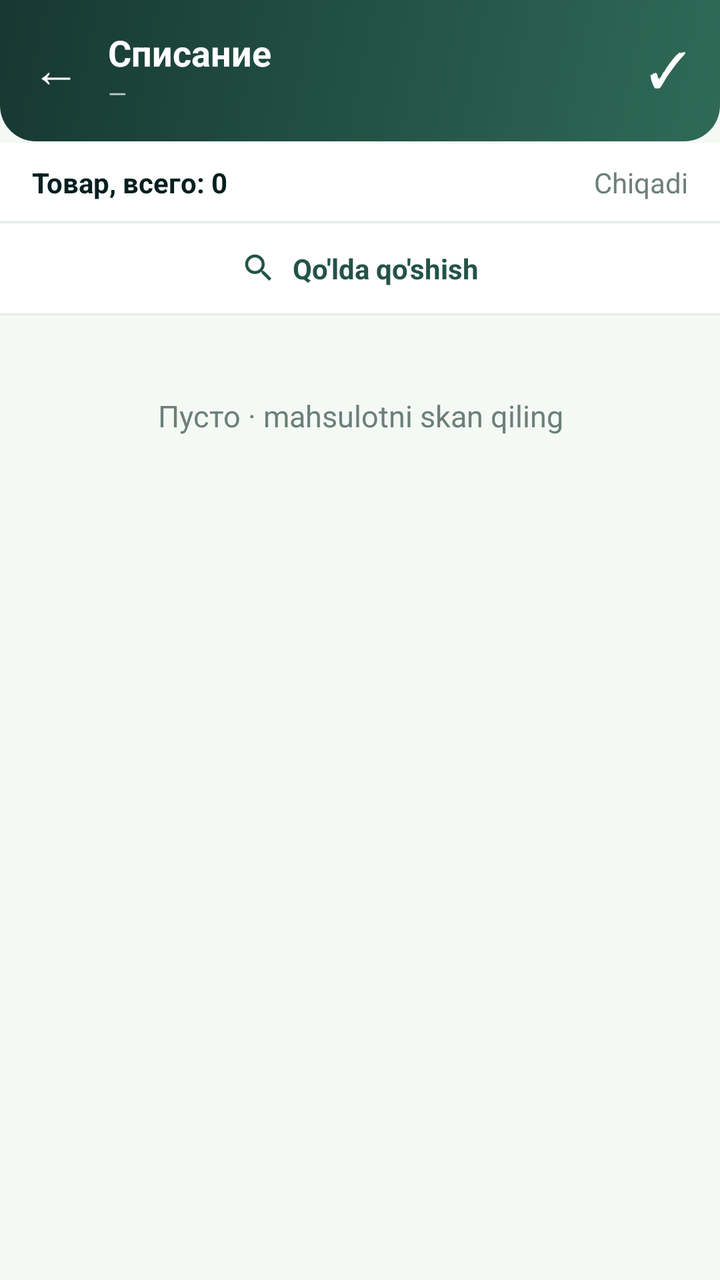
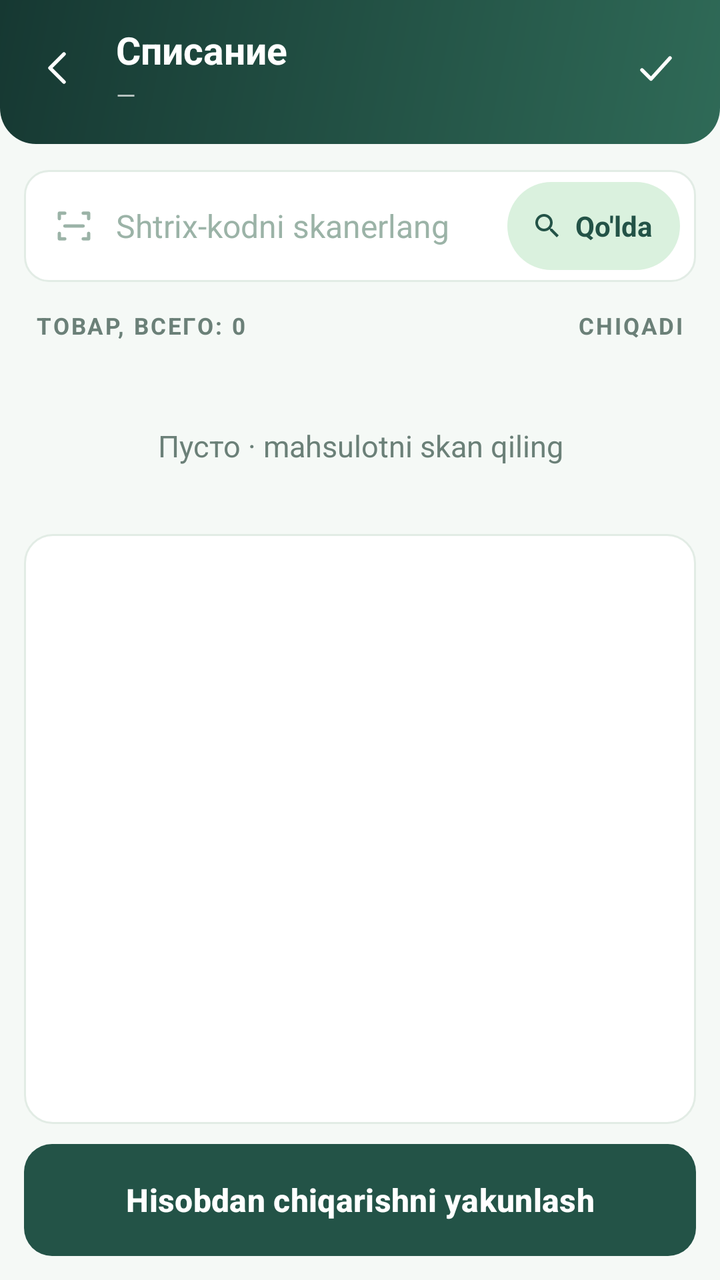

Two renders of the same Android screen: before a commit and after it. Below are the layout's source before the change and the commit's diff.
<!-- AndroidManifest.xml: application theme Theme.SevimliTZD -->
<!-- res/layout/activity_writeoff.xml -->
<?xml version="1.0" encoding="utf-8"?>
<LinearLayout xmlns:android="http://schemas.android.com/apk/res/android"
    xmlns:app="http://schemas.android.com/apk/res-auto"
    android:layout_width="match_parent"
    android:layout_height="match_parent"
    android:orientation="vertical"
    android:background="@color/bg_light">

    <LinearLayout
        android:layout_width="match_parent"
        android:layout_height="wrap_content"
        android:orientation="horizontal"
        android:gravity="center_vertical"
        android:background="@drawable/bg_header"
        android:paddingStart="16dp"
        android:paddingEnd="16dp"
        android:paddingTop="14dp"
        android:paddingBottom="16dp">

        <TextView
            android:id="@+id/btnBack"
            android:layout_width="wrap_content"
            android:layout_height="wrap_content"
            android:text="←"
            android:textColor="@color/white"
            android:textSize="24sp"
            android:paddingEnd="14dp" />

        <LinearLayout
            android:layout_width="0dp"
            android:layout_height="wrap_content"
            android:layout_weight="1"
            android:orientation="vertical">

            <TextView
                android:layout_width="wrap_content"
                android:layout_height="wrap_content"
                android:text="Списание"
                android:textColor="@color/white"
                android:textSize="18sp"
                android:textStyle="bold" />

            <TextView
                android:id="@+id/headerStore"
                android:layout_width="wrap_content"
                android:layout_height="wrap_content"
                android:text="—"
                android:textColor="@color/white70"
                android:textSize="12sp" />
        </LinearLayout>

        <TextView
            android:id="@+id/btnFinish"
            android:layout_width="wrap_content"
            android:layout_height="wrap_content"
            android:text="✓"
            android:textColor="@color/white"
            android:textSize="24sp" />
    </LinearLayout>

    <EditText
        android:id="@+id/scanInput"
        android:layout_width="1dp"
        android:layout_height="1dp"
        android:inputType="text"
        android:imeOptions="actionDone"
        android:background="@null"
        android:importantForAutofill="no" />

    <LinearLayout
        android:layout_width="match_parent"
        android:layout_height="wrap_content"
        android:orientation="horizontal"
        android:background="@color/white"
        android:paddingStart="16dp"
        android:paddingEnd="16dp"
        android:paddingTop="10dp"
        android:paddingBottom="10dp">

        <TextView
            android:id="@+id/totalCount"
            android:layout_width="0dp"
            android:layout_height="wrap_content"
            android:layout_weight="1"
            android:text="Товар, всего: 0"
            android:textColor="@color/text_dark"
            android:textSize="14sp"
            android:textStyle="bold" />

        <TextView
            android:layout_width="wrap_content"
            android:layout_height="wrap_content"
            android:text="Chiqadi"
            android:textColor="@color/text_gray"
            android:textSize="14sp" />
    </LinearLayout>

    <View
        android:layout_width="match_parent"
        android:layout_height="1dp"
        android:background="@color/card_stroke" />

    <LinearLayout
        android:id="@+id/btnManualAdd"
        android:layout_width="match_parent"
        android:layout_height="wrap_content"
        android:orientation="horizontal"
        android:gravity="center"
        android:background="@drawable/bg_row_white_ripple"
        android:clickable="true"
        android:focusable="true"
        android:paddingTop="13dp"
        android:paddingBottom="13dp">

        <ImageView
            android:layout_width="18dp"
            android:layout_height="18dp"
            android:src="@drawable/ic_search"
            app:tint="@color/brand" />

        <TextView
            android:layout_width="wrap_content"
            android:layout_height="wrap_content"
            android:layout_marginStart="8dp"
            android:text="Qo'lda qo'shish"
            android:textColor="@color/brand"
            android:textSize="14sp"
            android:textStyle="bold" />
    </LinearLayout>

    <View
        android:layout_width="match_parent"
        android:layout_height="1dp"
        android:background="@color/card_stroke" />

    <TextView
        android:id="@+id/emptyHint"
        android:layout_width="match_parent"
        android:layout_height="wrap_content"
        android:gravity="center"
        android:padding="40dp"
        android:text="Пусто · mahsulotni skan qiling"
        android:textColor="@color/text_gray"
        android:textSize="15sp" />

    
    <androidx.recyclerview.widget.RecyclerView
        android:id="@+id/list"
        android:layout_width="match_parent"
        android:layout_height="0dp"
        android:layout_weight="1"
        android:overScrollMode="never"
        android:scrollbars="vertical" />

    <ProgressBar
        android:id="@+id/loading"
        android:layout_width="30dp"
        android:layout_height="30dp"
        android:layout_gravity="center_horizontal"
        android:layout_margin="12dp"
        android:indeterminateTint="@color/brand"
        android:visibility="gone" />
</LinearLayout>
<!-- resources referenced by this layout -->
<resources>
  <!-- drawable bg_row_white_ripple (drawable) -->
  <ripple xmlns:android="http://schemas.android.com/apk/res/android" android:color="#22820000">
      <item android:drawable="@color/white" />
  </ripple>
  <!-- unchanged entries left out for length: 16 -->
</resources>

<!-- the commit's change to res/layout/activity_writeoff.xml (unified diff, before → after) -->
@@ -12,50 +12,48 @@
         android:orientation="horizontal"
         android:gravity="center_vertical"
         android:background="@drawable/bg_header"
-        android:paddingStart="16dp"
-        android:paddingEnd="16dp"
-        android:paddingTop="14dp"
-        android:paddingBottom="16dp">
+        android:paddingStart="6dp"
+        android:paddingEnd="8dp"
+        android:paddingTop="10dp"
+        android:paddingBottom="14dp">
 
-        <TextView
+        <ImageView
             android:id="@+id/btnBack"
-            android:layout_width="wrap_content"
-            android:layout_height="wrap_content"
-            android:text="←"
-            android:textColor="@color/white"
-            android:textSize="24sp"
-            android:paddingEnd="14dp" />
+            android:layout_width="48dp"
+            android:layout_height="48dp"
+            android:padding="12dp"
+            android:src="@drawable/j_ic_back"
+            app:tint="@color/white"
+            android:background="?attr/selectableItemBackgroundBorderless"
+            android:contentDescription="Orqaga" />
 
         <LinearLayout
             android:layout_width="0dp"
             android:layout_height="wrap_content"
             android:layout_weight="1"
+            android:layout_marginStart="4dp"
             android:orientation="vertical">
 
             <TextView
-                android:layout_width="wrap_content"
-                android:layout_height="wrap_content"
-                android:text="Списание"
-                android:textColor="@color/white"
-                android:textSize="18sp"
-                android:textStyle="bold" />
+                style="@style/J.HeadTitle"
+                android:text="Списание" />
 
             <TextView
                 android:id="@+id/headerStore"
-                android:layout_width="wrap_content"
-                android:layout_height="wrap_content"
-                android:text="—"
-                android:textColor="@color/white70"
-                android:textSize="12sp" />
+                style="@style/J.HeadSub"
+                android:layout_marginTop="1dp"
+                android:text="—" />
         </LinearLayout>
 
-        <TextView
+        <ImageView
             android:id="@+id/btnFinish"
-            android:layout_width="wrap_content"
-            android:layout_height="wrap_content"
-            android:text="✓"
-            android:textColor="@color/white"
-            android:textSize="24sp" />
+            android:layout_width="48dp"
+            android:layout_height="48dp"
+            android:padding="12dp"
+            android:src="@drawable/j_ic_check"
+            app:tint="@color/white"
+            android:background="?attr/selectableItemBackgroundBorderless"
+            android:contentDescription="Yakunlash" />
     </LinearLayout>
 
     <EditText
@@ -71,84 +69,102 @@
         android:layout_width="match_parent"
         android:layout_height="wrap_content"
         android:orientation="horizontal"
-        android:background="@color/white"
-        android:paddingStart="16dp"
-        android:paddingEnd="16dp"
-        android:paddingTop="10dp"
-        android:paddingBottom="10dp">
+        android:gravity="center_vertical"
+        android:layout_marginStart="12dp"
+        android:layout_marginEnd="12dp"
+        android:layout_marginTop="12dp"
+        android:paddingStart="14dp"
+        android:paddingEnd="8dp"
+        android:paddingTop="6dp"
+        android:paddingBottom="6dp"
+        android:background="@drawable/j_field">
+
+        <ImageView
+            android:layout_width="22dp"
+            android:layout_height="22dp"
+            android:src="@drawable/j_ic_scan"
+            app:tint="#9BB3A7"
+            android:contentDescription="Skan" />
+
+        <TextView
+            style="@style/J.Body"
+            android:layout_width="0dp"
+            android:layout_weight="1"
+            android:layout_marginStart="10dp"
+            android:textColor="#9BB3A7"
+            android:text="Shtrix-kodni skanerlang" />
+
+        <LinearLayout
+            android:id="@+id/btnManualAdd"
+            android:layout_width="wrap_content"
+            android:layout_height="wrap_content"
+            android:minHeight="44dp"
+            android:orientation="horizontal"
+            android:gravity="center_vertical"
+            android:background="@drawable/j_tag"
+            android:paddingStart="12dp"
+            android:paddingEnd="14dp"
+            android:clickable="true"
+            android:focusable="true">
+
+            <ImageView
+                android:layout_width="16dp"
+                android:layout_height="16dp"
+                android:src="@drawable/ic_search"
+                app:tint="@color/brand"
+                android:contentDescription="Qidirish" />
+
+            <TextView
+                android:layout_width="wrap_content"
+                android:layout_height="wrap_content"
+                android:layout_marginStart="6dp"
+                android:text="Qo'lda"
+                android:textColor="@color/brand"
+                android:textSize="14sp"
+                android:textStyle="bold" />
+        </LinearLayout>
+    </LinearLayout>
+
+    <LinearLayout
+        android:layout_width="match_parent"
+        android:layout_height="wrap_content"
+        android:orientation="horizontal"
+        android:gravity="center_vertical"
+        android:paddingStart="18dp"
+        android:paddingEnd="18dp"
+        android:paddingTop="14dp"
+        android:paddingBottom="8dp">
 
         <TextView
             android:id="@+id/totalCount"
+            style="@style/J.Sec"
             android:layout_width="0dp"
-            android:layout_height="wrap_content"
             android:layout_weight="1"
-            android:text="Товар, всего: 0"
-            android:textColor="@color/text_dark"
-            android:textSize="14sp"
-            android:textStyle="bold" />
+            android:text="Товар, всего: 0" />
 
         <TextView
-            android:layout_width="wrap_content"
-            android:layout_height="wrap_content"
-            android:text="Chiqadi"
-            android:textColor="@color/text_gray"
-            android:textSize="14sp" />
+            style="@style/J.Sec"
+            android:text="Chiqadi" />
     </LinearLayout>
-
-    <View
-        android:layout_width="match_parent"
-        android:layout_height="1dp"
-        android:background="@color/card_stroke" />
-
-    <LinearLayout
-        android:id="@+id/btnManualAdd"
-        android:layout_width="match_parent"
-        android:layout_height="wrap_content"
-        android:orientation="horizontal"
-        android:gravity="center"
-        android:background="@drawable/bg_row_white_ripple"
-        android:clickable="true"
-        android:focusable="true"
-        android:paddingTop="13dp"
-        android:paddingBottom="13dp">
-
-        <ImageView
-            android:layout_width="18dp"
-            android:layout_height="18dp"
-            android:src="@drawable/ic_search"
-            app:tint="@color/brand" />
-
-        <TextView
-            android:layout_width="wrap_content"
-            android:layout_height="wrap_content"
-            android:layout_marginStart="8dp"
-            android:text="Qo'lda qo'shish"
-            android:textColor="@color/brand"
-            android:textSize="14sp"
-            android:textStyle="bold" />
-    </LinearLayout>
-
-    <View
-        android:layout_width="match_parent"
-        android:layout_height="1dp"
-        android:background="@color/card_stroke" />
 
     <TextView
         android:id="@+id/emptyHint"
         android:layout_width="match_parent"
         android:layout_height="wrap_content"
         android:gravity="center"
-        android:padding="40dp"
+        android:padding="34dp"
         android:text="Пусто · mahsulotni skan qiling"
         android:textColor="@color/text_gray"
         android:textSize="15sp" />
 
-    
     <androidx.recyclerview.widget.RecyclerView
         android:id="@+id/list"
         android:layout_width="match_parent"
         android:layout_height="0dp"
         android:layout_weight="1"
+        android:layout_marginStart="12dp"
+        android:layout_marginEnd="12dp"
+        android:background="@drawable/j_card"
         android:overScrollMode="never"
         android:scrollbars="vertical" />
 
@@ -157,7 +173,16 @@
         android:layout_width="30dp"
         android:layout_height="30dp"
         android:layout_gravity="center_horizontal"
-        android:layout_margin="12dp"
+        android:layout_margin="10dp"
         android:indeterminateTint="@color/brand"
         android:visibility="gone" />
+
+    <com.google.android.material.button.MaterialButton
+        android:id="@+id/btnFinishBig"
+        style="@style/J.Btn.Primary"
+        android:layout_marginStart="12dp"
+        android:layout_marginEnd="12dp"
+        android:layout_marginTop="10dp"
+        android:layout_marginBottom="12dp"
+        android:text="Hisobdan chiqarishni yakunlash" />
 </LinearLayout>
<!-- resource entries referenced after the edit -->
@@ -1,9 +1,84 @@
 <!-- resources referenced by this layout -->
 <resources>
-  <!-- drawable bg_row_white_ripple (drawable) -->
-  <ripple xmlns:android="http://schemas.android.com/apk/res/android" android:color="#22820000">
-      <item android:drawable="@color/white" />
-  </ripple>
+  <!-- drawable j_card (drawable) -->
+  <shape xmlns:android="http://schemas.android.com/apk/res/android" android:shape="rectangle">
+      <solid android:color="@color/white"/>
+      <corners android:radius="14dp"/>
+      <stroke android:width="1dp" android:color="@color/card_stroke"/></shape>
+  <!-- drawable j_field (drawable) -->
+  <shape xmlns:android="http://schemas.android.com/apk/res/android" android:shape="rectangle">
+      <solid android:color="@color/white"/>
+      <corners android:radius="12dp"/>
+      <stroke android:width="1dp" android:color="@color/card_stroke"/></shape>
+  <!-- drawable j_ic_back (drawable) -->
+  <vector xmlns:android="http://schemas.android.com/apk/res/android"
+      android:width="24dp" android:height="24dp"
+      android:viewportWidth="24" android:viewportHeight="24"
+      android:tint="@color/brand">
+      <path android:pathData="M14,5 L7,12 L14,19" android:strokeColor="#FF000000" android:strokeWidth="1.8" android:strokeLineCap="round" android:strokeLineJoin="round" android:fillColor="#00000000"/>
+  </vector>
+  <!-- drawable j_ic_check (drawable) -->
+  <vector xmlns:android="http://schemas.android.com/apk/res/android"
+      android:width="24dp" android:height="24dp"
+      android:viewportWidth="24" android:viewportHeight="24"
+      android:tint="@color/brand">
+      <path android:pathData="M5,13 L9.5,17.5 L19,7" android:strokeColor="#FF000000" android:strokeWidth="1.8" android:strokeLineCap="round" android:strokeLineJoin="round" android:fillColor="#00000000"/>
+  </vector>
+  <!-- drawable j_ic_scan (drawable) -->
+  <vector xmlns:android="http://schemas.android.com/apk/res/android"
+      android:width="24dp" android:height="24dp"
+      android:viewportWidth="24" android:viewportHeight="24"
+      android:tint="@color/brand">
+      <path android:pathData="M4,8 L4,5 L7,5 M20,8 L20,5 L17,5 M4,16 L4,19 L7,19 M20,16 L20,19 L17,19 M7,12 L17,12" android:strokeColor="#FF000000" android:strokeWidth="1.8" android:strokeLineCap="round" android:strokeLineJoin="round" android:fillColor="#00000000"/>
+  </vector>
+  <!-- drawable j_tag (drawable) -->
+  <shape xmlns:android="http://schemas.android.com/apk/res/android" android:shape="rectangle">
+      <solid android:color="@color/brand_tint"/>
+      <corners android:radius="999dp"/></shape>
+  <style name="J.Body" parent="">
+          <item name="android:layout_width">wrap_content</item>
+          <item name="android:layout_height">wrap_content</item>
+          <item name="android:textSize">16sp</item>
+          <item name="android:textColor">@color/text_dark</item>
+      </style>
+  <style name="J.Btn.Primary" parent="J.Btn">
+          <item name="backgroundTint">@color/brand</item>
+          <item name="android:textColor">@color/white</item>
+      </style>
+  <style name="J.HeadSub" parent="">
+          <item name="android:layout_width">wrap_content</item>
+          <item name="android:layout_height">wrap_content</item>
+          <item name="android:textSize">12.5sp</item>
+          <item name="android:textColor">@color/white70</item>
+      </style>
+  <style name="J.HeadTitle" parent="">
+          <item name="android:layout_width">wrap_content</item>
+          <item name="android:layout_height">wrap_content</item>
+          <item name="android:textSize">19sp</item>
+          <item name="android:textStyle">bold</item>
+          <item name="android:textColor">@color/white</item>
+      </style>
+  <style name="J.Sec" parent="">
+          <item name="android:layout_width">wrap_content</item>
+          <item name="android:layout_height">wrap_content</item>
+          <item name="android:textSize">11.5sp</item>
+          <item name="android:textStyle">bold</item>
+          <item name="android:textAllCaps">true</item>
+          <item name="android:letterSpacing">0.08</item>
+          <item name="android:textColor">@color/text_gray</item>
+      </style>
+  <color name="brand_tint">#DAF1DE</color>
+  <style name="J.Btn" parent="Widget.Material3.Button">
+          <item name="android:layout_width">match_parent</item>
+          <item name="android:layout_height">56dp</item>
+          <item name="android:textSize">16sp</item>
+          <item name="android:textAllCaps">false</item>
+          <item name="android:textStyle">bold</item>
+          <item name="cornerRadius">14dp</item>
+          
+          <item name="android:insetTop">0dp</item>
+          <item name="android:insetBottom">0dp</item>
+      </style>
   <!-- unchanged entries left out for length: 16 -->
 </resources>
 
